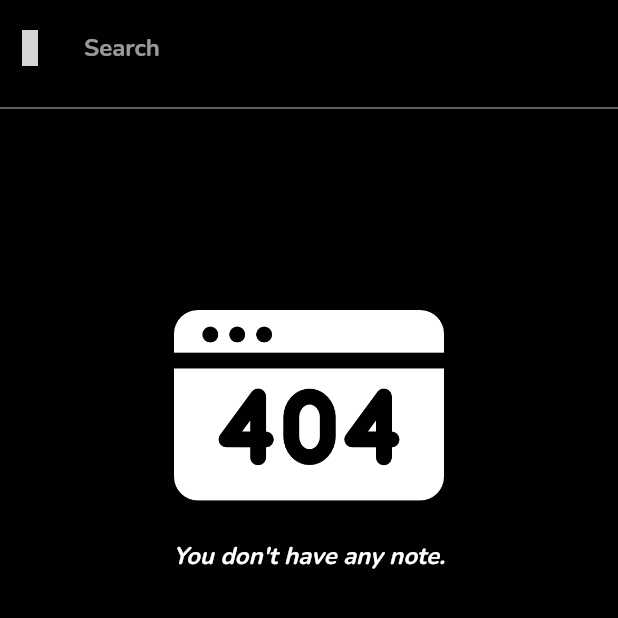
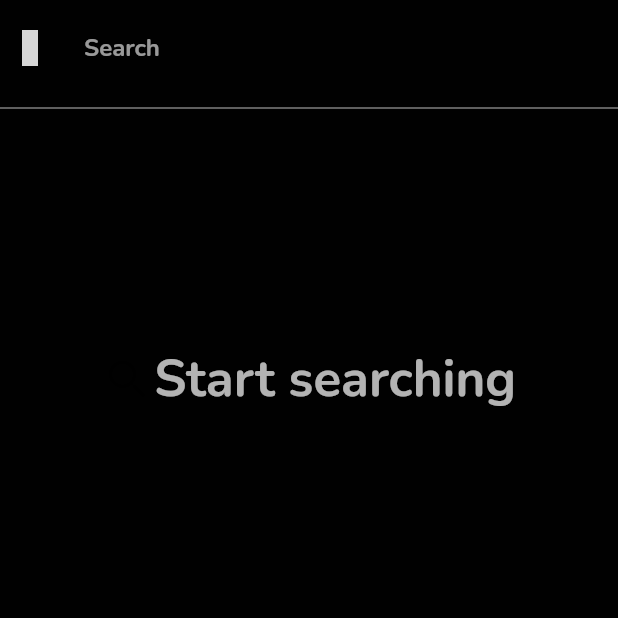
Before and after one commit to yalda-student/note_to_remember, a Flutter app: the SearchScreen screen opened directly, on a phone screen of 412 x 824 dp, the top half of it. Run offline on Flutter 3.47's test engine with Material 2 defaults, Android fonts, the phone set to English and light mode, and no system bars; our stand-ins replace bloc, drift, flutter_bloc, iconsax, shared_preferences; missing offline and left inert: day_night_switcher, flutter_custom_tab_bar; accounts and stored records are empty; generated files the repository leaves out were written again; grey boxes are pictures that could not be loaded.

Commit message:
implement bloc in edit-note(not completely) and in search-screen

```diff
--- a/lib/main.dart
+++ b/lib/main.dart
@@ -54,9 +54,7 @@ class MyApp extends StatelessWidget {
     return MaterialApp(
       title: 'My Notes',
       debugShowCheckedModeBanner: false,
-      theme:
-          themeNotifier.getTheme(),
-
+      theme: themeNotifier.getTheme(),
       initialRoute: AppConstants.homeRoute,
       onGenerateRoute: RouteGenerator.generateRoute,
       home: const MainScreen(),
--- a/lib/screen/add_note/bloc/addnote_bloc.dart
+++ b/lib/screen/add_note/bloc/addnote_bloc.dart
@@ -7,7 +7,7 @@ part 'addnote_state.dart';
 class AddNoteBloc extends Bloc<AddNoteEvent, AddNoteState> {
   AddNoteBloc() : super(AddNoteInitial()) {
     on<AddNoteEvent>((event, emit) {
-      // TODO: implement event handler
+
     });
   }
 }
--- /dev/null
+++ b/lib/screen/favorite/bloc/starrednotes_event.dart
@@ -0,0 +1,4 @@
+part of 'starrednotes_bloc.dart';
+
+@immutable
+abstract class StarrednotesEvent {}
--- /dev/null
+++ b/lib/screen/favorite/bloc/starrednotes_state.dart
@@ -0,0 +1,6 @@
+part of 'starrednotes_bloc.dart';
+
+@immutable
+abstract class StarrednotesState {}
+
+class StarrednotesInitial extends StarrednotesState {}
--- /dev/null
+++ b/lib/screen/search/bloc/searchnote_event.dart
@@ -0,0 +1,12 @@
+part of 'searchnote_bloc.dart';
+
+@immutable
+abstract class SearchNoteEvent {}
+
+class SearchNoteTextChange extends SearchNoteEvent {
+  final String expression;
+
+  SearchNoteTextChange(this.expression);
+}
+
+class SearchNoteClearText extends SearchNoteEvent {}
--- /dev/null
+++ b/lib/screen/search/bloc/searchnote_state.dart
@@ -0,0 +1,22 @@
+part of 'searchnote_bloc.dart';
+
+@immutable
+abstract class SearchNoteState {}
+
+class SearchNoteInitial extends SearchNoteState {}
+
+class SearchNoteSuccess extends SearchNoteState {
+  final List<NoteData> list;
+
+  SearchNoteSuccess(this.list);
+}
+
+class SearchNoteEmpty extends SearchNoteState {}
+
+class SearchNoteError extends SearchNoteState {
+  final String errorMessage;
+
+  SearchNoteError(this.errorMessage);
+}
+
+class SearchNoteLoading extends SearchNoteState {}
--- a/lib/screen/search/search_screen.dart
+++ b/lib/screen/search/search_screen.dart
@@ -1,7 +1,8 @@
 import 'package:flutter/material.dart';
+import 'package:flutter_bloc/flutter_bloc.dart';
 import 'package:iconsax/iconsax.dart';
-import 'package:provider/provider.dart';
 import 'package:yalda_students_notes/data/source/database.dart';
+import 'package:yalda_students_notes/screen/search/bloc/searchnote_bloc.dart';
 import 'package:yalda_students_notes/widgets/empty_state.dart';
 import 'package:yalda_students_notes/widgets/note_list.dart';
 
@@ -18,14 +19,28 @@ class _SearchScreenState extends State<SearchScreen> {
   @override
   Widget build(BuildContext context) {
     final theme = Theme.of(context);
-    final db = Provider.of<AppDatabase>(context, listen: false);
 
-    return Scaffold(
+    return BlocProvider(
+      create: (context) => SearchNoteBloc(context.read<AppDatabase>()),
+      child: Scaffold(
         resizeToAvoidBottomInset: false,
-      body: SafeArea(
-          child: Column(
+        body: SafeArea(child: BlocBuilder<SearchNoteBloc, SearchNoteState>(
+          builder: (ctx, state) {
+            return Column(
               children: [
-          Container(
+                _searchTextField(ctx, theme),
+                const Divider(),
+                _handleStates(theme, state),
+              ],
+            );
+          },
+        )),
+      ),
+    );
+  }
+
+  Container _searchTextField(BuildContext ctx, ThemeData theme) {
+    return Container(
       padding: const EdgeInsets.all(8),
       child: TextFormField(
         controller: _controller,
@@ -38,33 +53,51 @@ class _SearchScreenState extends State<SearchScreen> {
         ),
         textInputAction: TextInputAction.search,
         onChanged: (term) {
-                setState(() {});
+          if (term.isNotEmpty) {
+            ctx.read<SearchNoteBloc>().add(SearchNoteTextChange(term));
+          } else {
+            ctx.read<SearchNoteBloc>().add(SearchNoteClearText());
+          }
         },
-            ),
-          ),
-          const Divider(),
-          StreamBuilder<List<NoteData>>(
-              stream: db.getAllNotes(keyword: _controller.text),
-              builder: (context, snapshotdata) {
-                if (snapshotdata.connectionState == ConnectionState.waiting) {
-                  return const Center(child: CircularProgressIndicator());
-                }
-                if (snapshotdata.data!.isEmpty || _controller.text.isEmpty) {
-                  return Expanded(
-                    child: Column(
-                      children: const [
-                        SizedBox(height: 100),
-                        EmptyState(),
-                      ],
       ),
     );
   }
-                return NoteList(
-                  data: snapshotdata.data!,
+
+  Widget _handleStates(ThemeData theme, SearchNoteState state) {
+    if (state is SearchNoteEmpty) {
+      return const EmptyState();
+    } else if (state is SearchNoteSuccess) {
+      return NoteList(data: state.list);
+    } else if (state is SearchNoteLoading) {
+      return const Center(
+        child: CircularProgressIndicator(),
       );
-              })
+    } else if (state is SearchNoteInitial) {
+      return _initialState(theme);
+    } else {
+      return const Text('Invalid state');
+    }
+  }
+
+  Column _initialState(ThemeData theme) {
+    return Column(
+      children: [
+        const SizedBox(height: 150),
+        Row(
+          mainAxisAlignment: MainAxisAlignment.center,
+          children: [
+            const Icon(
+              Icons.search_rounded,
+              size: 35,
+              color: Colors.black54,
+            ),
+            Text(
+              'Start searching',
+              style: theme.textTheme.headline4,
+            ),
           ],
-      )),
+        ),
+      ],
     );
   }
 }
--- a/lib/widgets/empty_state.dart
+++ b/lib/widgets/empty_state.dart
@@ -8,14 +8,17 @@ class EmptyState extends StatelessWidget {
 
   @override
   Widget build(BuildContext context) {
-    return Column(
+    return Expanded(
+      child: Column(
         children: [
+           const SizedBox(height: 100),
           Assets.image.error404.image(width: 180, color: Theme.of(context).colorScheme.secondary),
           const Text(
             "You don't have any note.",
             style: TextStyle(fontStyle: FontStyle.italic, fontSize: 16),
           )
         ],
+      ),
     );
   }
 }
```
Also changed, not shown: lib/route_generator.dart (+2 -8 lines), lib/screen/edit_note/bloc/editnote_bloc.dart (added, +39 -0 lines), lib/screen/edit_note/bloc/editnote_event.dart (added, +16 -0 lines), lib/screen/edit_note/bloc/editnote_state.dart (added, +16 -0 lines), lib/screen/edit_note/edit_note_screen.dart (+60 -59 lines), lib/screen/favorite/bloc/starrednotes_bloc.dart (added, +12 -0 lines), lib/screen/note/bloc/notelist_bloc.dart (+8 -2 lines), lib/screen/note/note.dart (+10 -8 lines), lib/screen/search/bloc/searchnote_bloc.dart (added, +38 -0 lines), lib/widgets/note_item.dart (+14 -10 lines). Lines whose indentation alone changed are shown as unchanged.
